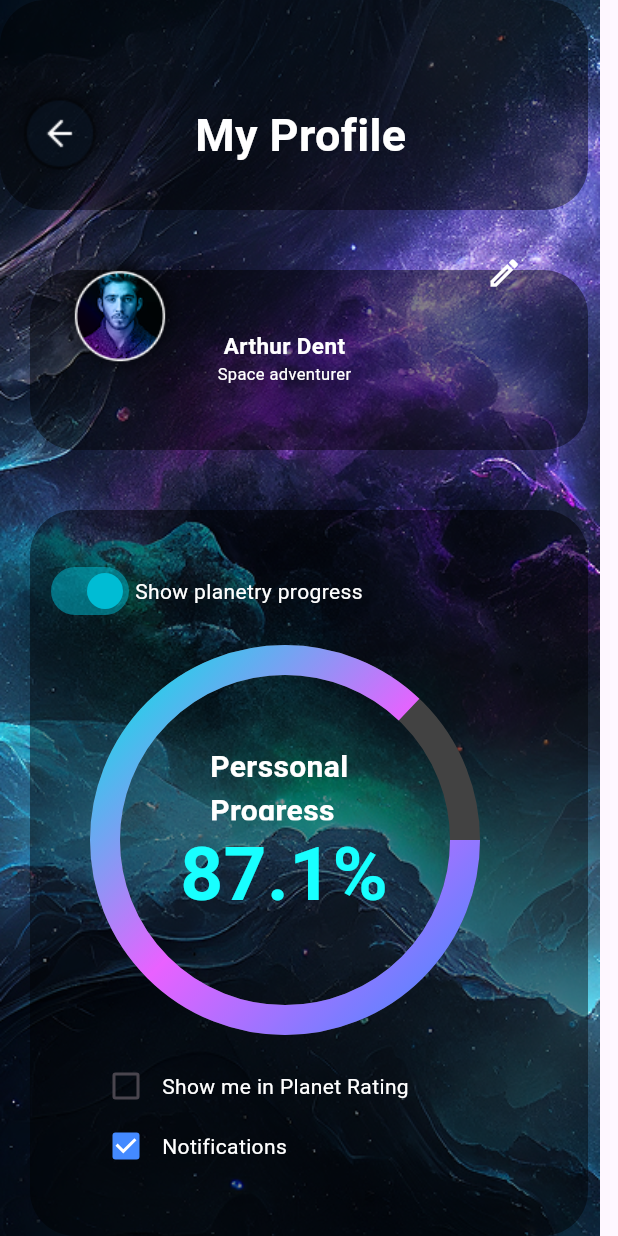
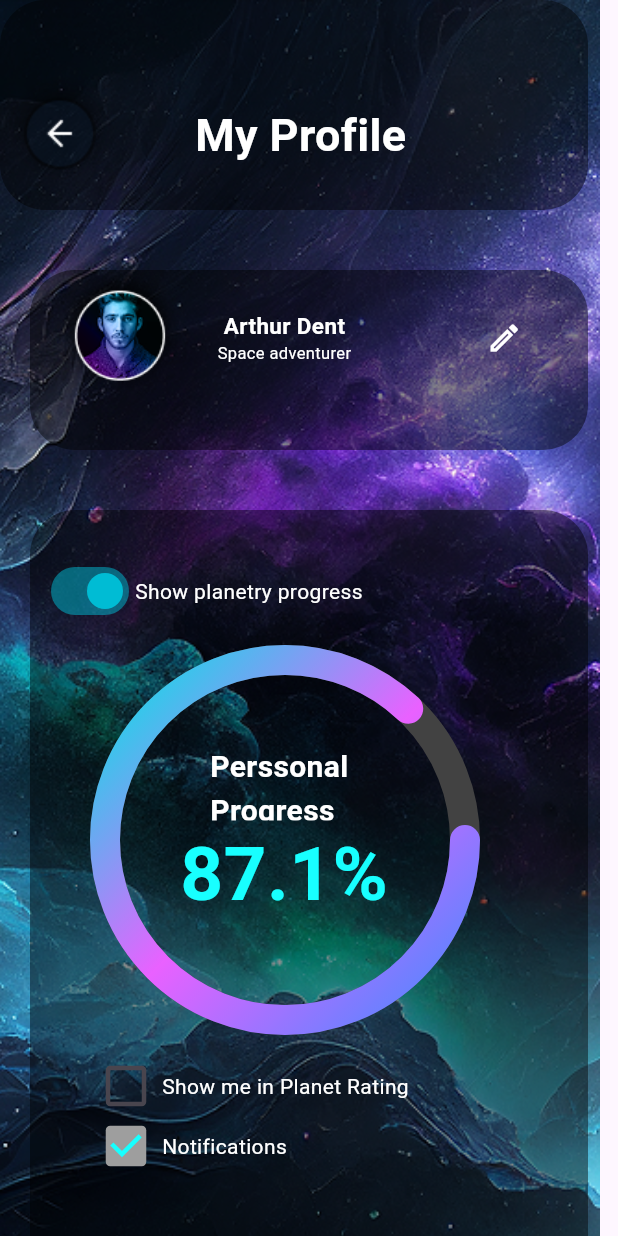
Before and after one commit to rehan11z/Andriod-stdio, a Flutter app: the profile screen opened directly, on a phone screen of 412 x 824 dp. Run offline on Flutter 3.47's test engine with Material 3 defaults, Android fonts, the phone set to English and light mode, and no system bars; drawn by our look-alikes of percent_indicator.

Commit message:
tab bar.dart

```diff
--- a/lib/favourites.dart
+++ b/lib/favourites.dart
@@ -72,6 +72,7 @@ class _favouriteState extends State<favourite> {
                 borderRadius: BorderRadius.circular(40),
               ),
             ),
+
             Row(
               children: [
                 Container(
--- a/lib/main.dart
+++ b/lib/main.dart
@@ -18,6 +18,7 @@ import 'package:hello_world/screen2%20file.dart';
 import 'package:hello_world/second%20file.dart';
 import 'package:hello_world/sixth%20file.dart';
 import 'package:hello_world/splash.dart';
+import 'package:hello_world/tab%20bar.dart';
 import 'package:hello_world/textfields.dart';
 import 'package:hello_world/third%20file.dart';
 
@@ -56,7 +57,7 @@ class MyApp extends StatelessWidget {
         colorScheme: ColorScheme.fromSeed(seedColor: Colors.deepPurple),
       ),
       debugShowCheckedModeBanner: false,
-      home:bottombar()
+      home:splash(),
     );
   }
 }
--- a/lib/profile.dart
+++ b/lib/profile.dart
@@ -17,10 +17,11 @@ class _profileState extends State<profile> {
   @override
   Widget build(BuildContext context) {
     return Scaffold(
-body: Stack(
+      body: SingleChildScrollView(
+child: Stack(
   children: [
     Container(
-      height:900,
+      height:1000,
       width: 400,
       child:Image(image: AssetImage("assets/splash.png"),
       fit: BoxFit.cover,) ,
@@ -62,7 +63,7 @@ body: Stack(
     Row(
       children: [
         Container(
-          margin: EdgeInsets.only(bottom: 410,left: 35),
+          margin: EdgeInsets.only(bottom: 10,left: 35),
           child: CircleAvatar(
             radius:45,
             backgroundColor: Colors.transparent,
@@ -76,7 +77,7 @@ body: Stack(
           ),
         ),
         Container(
-          margin: EdgeInsets.only(top: 220,left: 20),
+          margin: EdgeInsets.only(left: 20),
           child: Column(
             children: [
               Text("Arthur Dent",style: TextStyle(color: Colors.white,fontSize: 15,fontWeight: FontWeight.bold),),
@@ -84,8 +85,9 @@ body: Stack(
             ],
           ),
         ),
+        SizedBox(height: 450,),
         Container(
-            margin: EdgeInsets.only(bottom: 460,left: 90),
+            margin: EdgeInsets.only(left: 90),
             child: Icon(Icons.edit_outlined,color: Colors.white,))
       ],
     ),
@@ -126,7 +128,10 @@ Column(
       child: new  CircularPercentIndicator(
           radius: 130,
         lineWidth: 20,
-          percent: 0.871,
+          percent: 0.87,
+        animation: true,
+        animationDuration: 1000,
+        circularStrokeCap: CircularStrokeCap.round,
         center: Column(
           children: [
             Container(
@@ -161,6 +166,8 @@ Row(
   children: [
     Container(
       margin: EdgeInsets.only(top: 700,left: 60),
+      child :Transform.scale(
+        scale: 1.5,
       child: Checkbox(
         value: checkbox1,
         onChanged: (value){
@@ -168,8 +175,10 @@ Row(
             checkbox1=value!;
           });
         },
-        activeColor: Colors.blueAccent,
+        activeColor: Colors.grey,
+        checkColor: Colors.cyanAccent,
       ),
+    ),
     ),
     Container(
         margin: EdgeInsets.only(top: 700),
@@ -180,6 +189,8 @@ Row(
       children: [
         Container(
           margin: EdgeInsets.only(top: 740,left: 60),
+          child : Transform.scale(
+            scale: 1.5,
           child: Checkbox(
             value: checkbox2,
             onChanged: (value){
@@ -187,8 +198,10 @@ Row(
             checkbox2=value!;
           });
             },
-            activeColor: Colors.blueAccent,
+            activeColor: Colors.grey,
+            checkColor: Colors.cyanAccent,
           ),
+        ),
         ),
         Container(
             margin: EdgeInsets.only(top: 740),
@@ -196,7 +209,8 @@ Row(
       ],
     )
   ],
-    )
+    ),
+      )
     );
   }
 }
--- a/lib/third file.dart
+++ b/lib/third file.dart
@@ -13,7 +13,7 @@ class _thirdState extends State<third> {
     return Scaffold(
       appBar: AppBar(
         title: Text("Message",
-        style: TextStyle(fontWeight: FontWeight.bold,fontSize: 30),),
+          style: TextStyle(fontWeight: FontWeight.bold,fontSize: 30),),
         actions: [
           SizedBox(width: 10,),
           Icon(Icons.search),
@@ -28,7 +28,7 @@ class _thirdState extends State<third> {
           width: 300,
           color: Colors.brown,
           child: Text("Hi!",
-          style: TextStyle(fontSize: 20),),
+            style: TextStyle(fontSize: 20),),
         ),
       ),
     );
```
Also changed, not shown: lib/bottomnavbar.dart (+10 -4 lines), lib/innerpage.dart (+5 -5 lines), lib/login.dart (+4 -4 lines), lib/tab bar.dart (added, +53 -0 lines).
